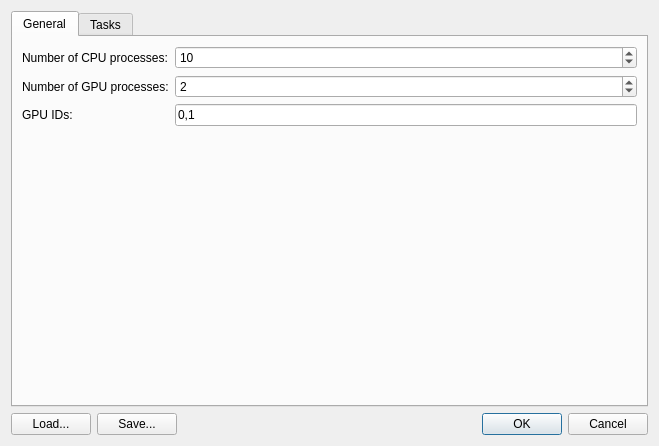
This is src/settings.ui in fmi-basel/faim-cryoflare as Qt 5 draws it before an edit. The edited form follows.
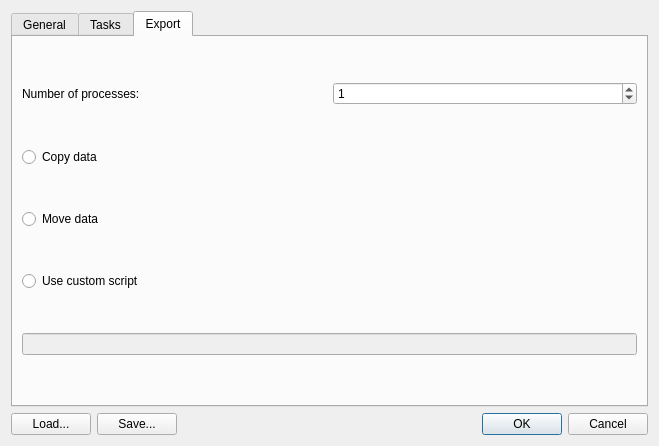
This is the edited form. The open tabs and pages were chosen to show the change.

The edit to the form file:
```diff
--- a/src/settings.ui
+++ b/src/settings.ui
@@ -209,6 +209,59 @@
        </item>
       </layout>
      </widget>
+     <widget class="QWidget" name="tab_3">
+      <attribute name="title">
+       <string>Export</string>
+      </attribute>
+      <layout class="QVBoxLayout" name="verticalLayout_4">
+       <item>
+        <layout class="QHBoxLayout" name="horizontalLayout_4">
+         <item>
+          <widget class="QLabel" name="label_4">
+           <property name="text">
+            <string>Number of processes:</string>
+           </property>
+          </widget>
+         </item>
+         <item>
+          <widget class="QSpinBox" name="export_num_processes">
+           <property name="value">
+            <number>1</number>
+           </property>
+          </widget>
+         </item>
+        </layout>
+       </item>
+       <item>
+        <widget class="QRadioButton" name="export_copy">
+         <property name="text">
+          <string>Copy data</string>
+         </property>
+        </widget>
+       </item>
+       <item>
+        <widget class="QRadioButton" name="export_move">
+         <property name="text">
+          <string>Move data</string>
+         </property>
+        </widget>
+       </item>
+       <item>
+        <widget class="QRadioButton" name="export_custom">
+         <property name="text">
+          <string>Use custom script</string>
+         </property>
+        </widget>
+       </item>
+       <item>
+        <widget class="QLineEdit" name="export_custom_script">
+         <property name="enabled">
+          <bool>false</bool>
+         </property>
+        </widget>
+       </item>
+      </layout>
+     </widget>
     </widget>
    </item>
    <item>
```
Left out of the diff: 32 changed lines with no effect on the pictures.
